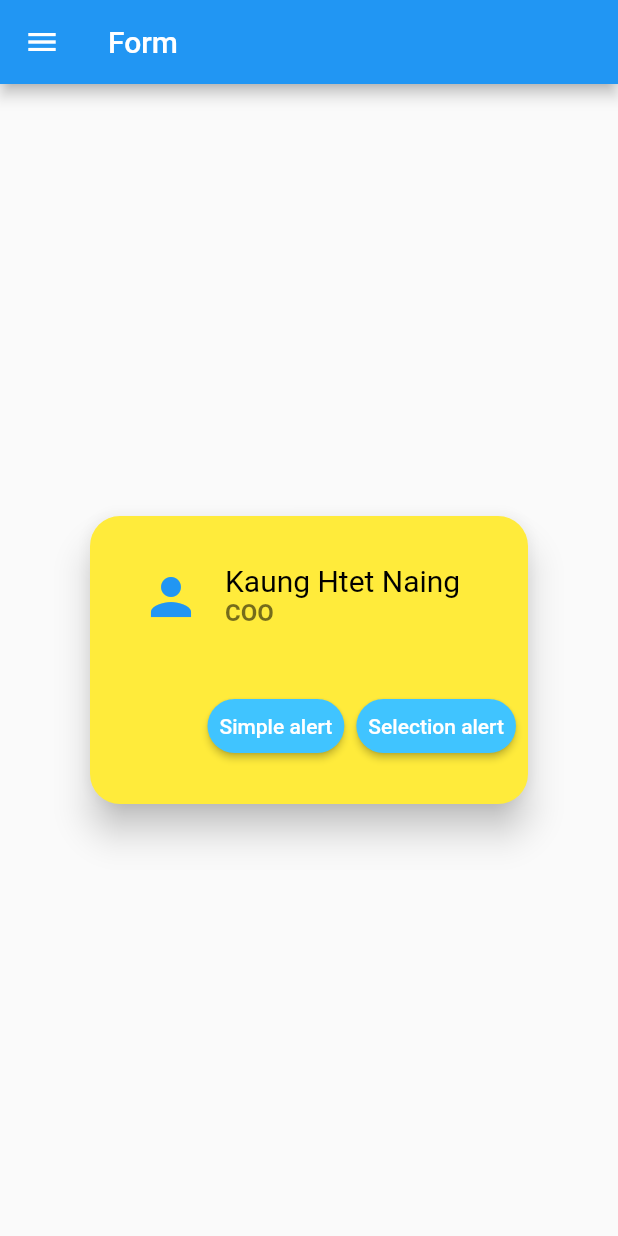
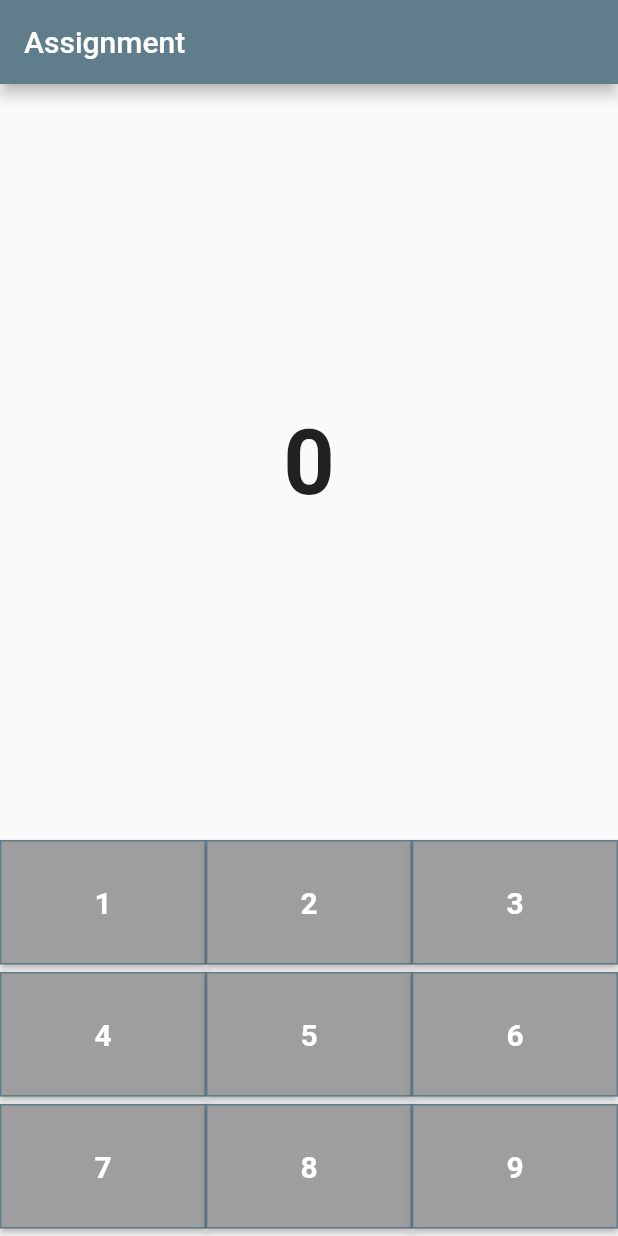
Before and after one commit to KaungHtetNaing24/Flutter-training, a Flutter app: the screen it shows after launch, on a phone screen of 412 x 824 dp. Run offline on Flutter 3.47's test engine with Material 2 defaults, Android fonts, the phone set to English and light mode, and no system bars.

Commit message:
assignment number button

```diff
--- /dev/null
+++ b/lib/assignment.dart
@@ -0,0 +1,110 @@
+import 'package:flutter/material.dart';
+
+
+class Caculator extends StatefulWidget {
+  const Caculator({ Key? key }) : super(key: key);
+
+  @override
+  _CaculatorState createState() => _CaculatorState();
+}
+
+class _CaculatorState extends State<Caculator> {
+  String output = "0";
+  String _output = "0";
+
+  operation(String btntext){
+      _output = btntext;
+      setState(() {
+        output = int.parse(_output).toString();
+      });
+  }
+
+  Widget button(String btntext){
+    return Expanded(
+      child: RawMaterialButton(
+      shape: Border.all(color: Colors.blueGrey),
+      splashColor: Colors.blueGrey,
+      fillColor: Colors.grey,
+      child: Text(
+        btntext,
+        style: const TextStyle(
+          fontSize: 20,
+          color: Colors.white,
+          fontWeight: FontWeight.w600
+        ),
+        ),
+      padding: const EdgeInsets.all(30.0),
+      onPressed: (){
+        operation(btntext);
+      }
+      )
+     );
+  }
+
+  @override
+  Widget build(BuildContext context) {
+    return MaterialApp(
+      debugShowCheckedModeBanner: false,
+      title: 'Assignment',
+      home: Scaffold(
+        appBar: AppBar(
+          title: const Text("Assignment"),
+          backgroundColor: Colors.blueGrey,
+        ),
+        body: Container(
+          child: Column(
+            mainAxisAlignment: MainAxisAlignment.center,
+            children: [
+              Expanded(
+                child: Container(
+                  alignment: Alignment.center,
+                  padding: const EdgeInsets.all(20),
+                  child: Text(
+                    output,
+                    style:const TextStyle(
+                      fontSize: 60,
+                      fontWeight: FontWeight.w600
+                    )
+                    ),
+                )
+                ),
+              Row(
+                children: [
+                  button('1'),
+                  button('2'),
+                  button('3'),
+
+                ],
+              ),
+              const SizedBox(
+                height: 5,
+              ),
+              Row(
+                children: [
+                  button('4'),
+                  button('5'),
+                  button('6'),
+
+                ],
+              ),
+              const SizedBox(
+                height: 5,
+              ),
+              Row(
+                children: [
+                  button('7'),
+                  button('8'),
+                  button('9'),
+
+                ],
+              ),
+              const SizedBox(
+                height: 5,
+              ),
+            ],
+          ),
+        ),
+      ),
+    );
+  }
+}
--- a/lib/main.dart
+++ b/lib/main.dart
@@ -1,7 +1,9 @@
 import 'package:flutter/material.dart';
+import 'package:flutter_app_day10/assignment.dart';
 
 void main() {
-  runApp(const MyApp());
+  // runApp(const MyApp());
+  runApp(const Caculator());
 }
 
 class MyApp extends StatelessWidget {
```
